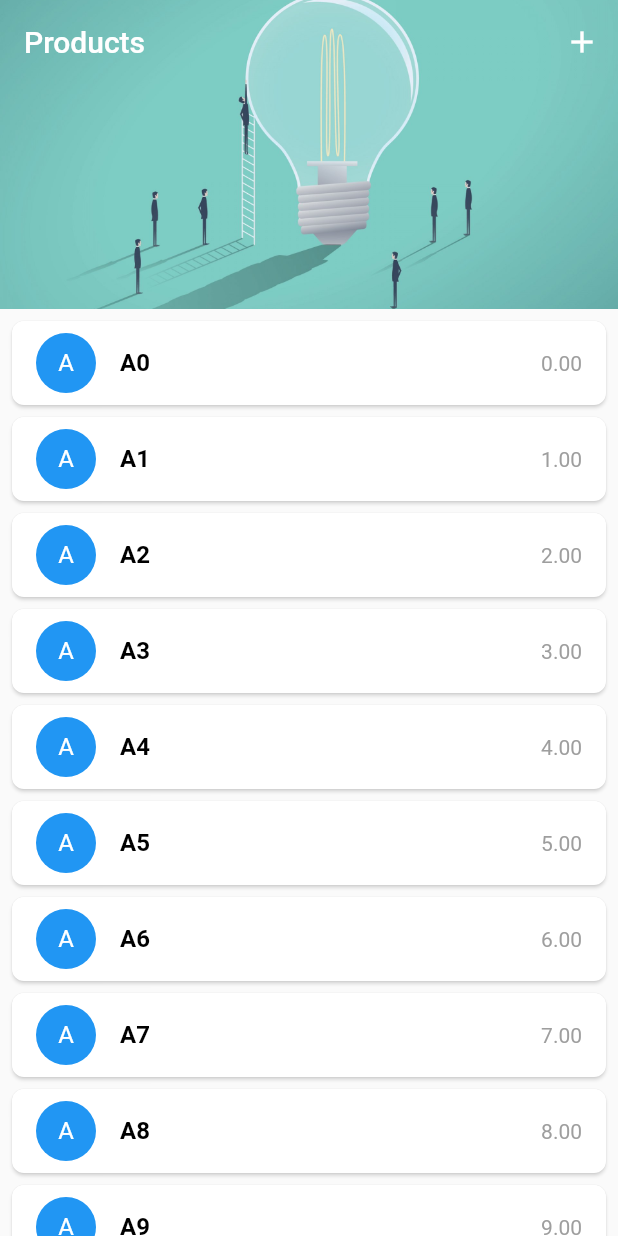
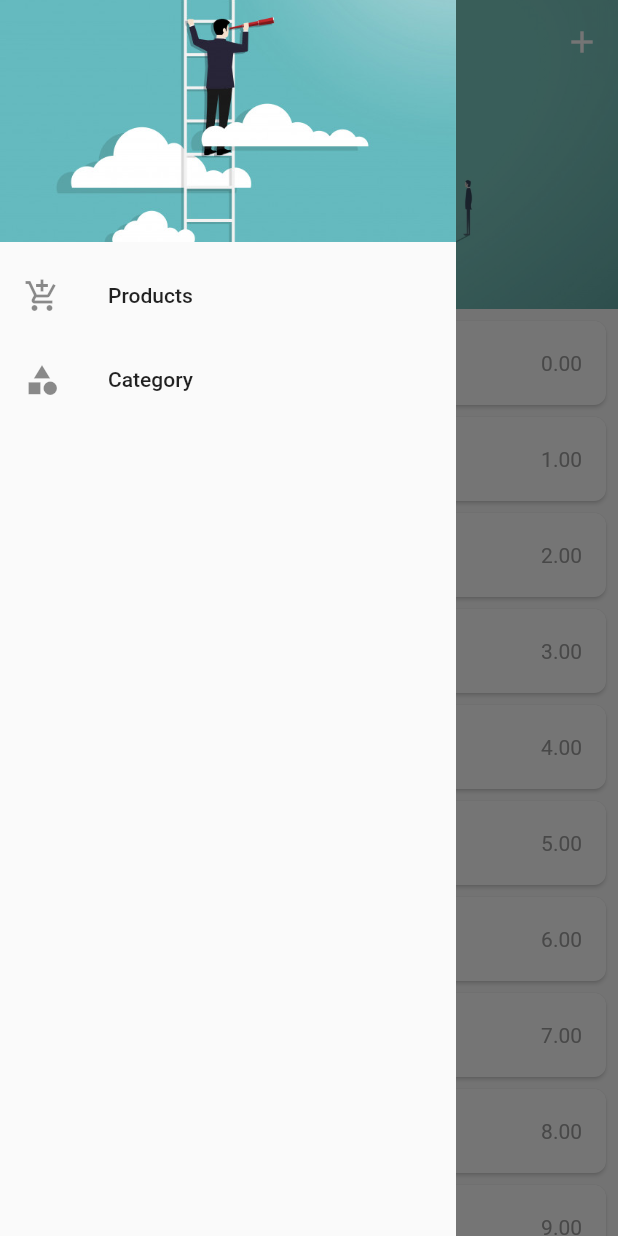
Before and after one commit to naing-pyae-hlyan/products, a Flutter app: the screen it shows after launch, with the side drawer open (before the commit the screen has no drawer), on a phone screen of 412 x 824 dp. Run offline on Flutter 3.47's test engine with Material 2 defaults, Android fonts, the phone set to English and light mode, and no system bars.

Commit message:
drawer added

```diff
--- /dev/null
+++ b/lib/enum/app_enum.dart
@@ -0,0 +1,4 @@
+enum AppStateEnum {
+  PRODUCT,
+  CATEGORY
+}
--- a/lib/export.dart
+++ b/lib/export.dart
@@ -1,4 +1,7 @@
 // screens
+export 'package:products_app/screens/product_screen.dart';
+export 'package:products_app/screens/drawer_screen.dart';
+export 'package:products_app/screens/category_screen.dart';
 export 'package:products_app/screens/home_screen.dart';
 
 // models
@@ -11,7 +14,8 @@ export 'package:products_app/utils/themes_color.dart';
 
 // widgets
 export 'package:products_app/widgets/products_bottom_sheet.dart';
+export 'package:products_app/widgets/bottom_sheet_items.dart';
 export 'package:products_app/widgets/round_button.dart';
-export 'package:products_app/widgets/drop_down_category.dart';
-export 'package:products_app/widgets/product_text_field.dart';
-export 'package:products_app/widgets/bottom_sheet_items.dart';
+
+// enum
+export 'package:products_app/enum/app_enum.dart';
--- a/lib/main.dart
+++ b/lib/main.dart
@@ -1,4 +1,7 @@
 import 'package:flutter/material.dart';
+import 'package:products_app/providers/drawer_provider.dart';
+import 'package:products_app/screens/home_screen.dart';
+import 'package:provider/provider.dart';
 import 'export.dart';
 
 void main() {
@@ -8,7 +11,13 @@ void main() {
 class MyApp extends StatelessWidget {
   @override
   Widget build(BuildContext context) {
-    return MaterialApp(
+    return MultiProvider(
+      providers: [
+        ChangeNotifierProvider(
+          create: (_) => DrawerProvider(AppStateEnum.PRODUCT),
+        )
+      ],
+      child: MaterialApp(
         debugShowCheckedModeBanner: false,
         title: 'Products',
         theme: ThemeData(
@@ -16,6 +25,7 @@ class MyApp extends StatelessWidget {
           visualDensity: VisualDensity.adaptivePlatformDensity,
         ),
         home: HomeScreen(),
+      ),
     );
   }
 }
--- /dev/null
+++ b/lib/providers/drawer_provider.dart
@@ -0,0 +1,14 @@
+import 'package:flutter/foundation.dart';
+import 'package:products_app/export.dart';
+
+class DrawerProvider with ChangeNotifier{
+  AppStateEnum _appStateEnum;
+  DrawerProvider(this._appStateEnum);
+
+  void change({AppStateEnum enumState}){
+    _appStateEnum = enumState;
+    notifyListeners();
+  }
+
+  get getState => this._appStateEnum;
+}
--- /dev/null
+++ b/lib/screens/drawer_screen.dart
@@ -0,0 +1,43 @@
+import 'package:flutter/material.dart';
+import 'package:products_app/export.dart';
+import 'package:products_app/providers/drawer_provider.dart';
+import 'package:provider/provider.dart';
+
+class DrawerScreen extends StatelessWidget {
+  @override
+  Widget build(BuildContext context) {
+    final drawerProvider = Provider.of<DrawerProvider>(context, listen: false);
+
+    return Drawer(
+      elevation: 0,
+      child: ListView(
+        children: [
+          DrawerHeader(
+            decoration: BoxDecoration(color: ThemesColor.primaryColor,
+            image: DecorationImage(
+              fit: BoxFit.cover,
+              image: ExactAssetImage('assets/images/drawer_image.jpg')
+            )),
+            child: Container(),
+          ),
+          ListTile(
+            title: Text('Products'),
+            leading: Icon(Icons.add_shopping_cart),
+            onTap: () {
+              drawerProvider.change(enumState: AppStateEnum.PRODUCT);
+              Navigator.pop(context);
+            },
+          ),
+          ListTile(
+            title: Text('Category'),
+            leading: Icon(Icons.category),
+            onTap: () {
+              drawerProvider.change(enumState: AppStateEnum.CATEGORY);
+              Navigator.pop(context);
+            },
+          )
+        ],
+      ),
+    );
+  }
+}
--- a/lib/screens/home_screen.dart
+++ b/lib/screens/home_screen.dart
@@ -1,80 +1,27 @@
 import 'package:flutter/material.dart';
+import 'package:products_app/enum/app_enum.dart';
 import 'package:products_app/export.dart';
+import 'package:products_app/providers/drawer_provider.dart';
+import 'package:provider/provider.dart';
 
 class HomeScreen extends StatelessWidget {
   @override
   Widget build(BuildContext context) {
     return Scaffold(
-      body: CustomScrollView(
-        slivers: <Widget>[_sliverAppBar(context), _sliverListWidget(context)],
-      ),
-    );
-  }
+      drawer: DrawerScreen(),
+      body: Consumer<DrawerProvider>(
+        builder: (context, drawerProvider, child) {
+          Widget body;
+          switch (drawerProvider.getState) {
+            case AppStateEnum.PRODUCT:
+              body = ProductScreen();
+              break;
 
-  Widget _sliverAppBar(BuildContext context) {
-    return SliverAppBar(
-      title: Text('Products', style: TextStyle(color: Colors.white)),
-      centerTitle: false,
-      expandedHeight: MediaQuery.of(context).size.height / 4,
-      flexibleSpace: FlexibleSpaceBar(
-        background:
-            Image.asset('assets/images/products_image.jpg', fit: BoxFit.cover),
-      ),
-      actions: [
-        IconButton(
-          icon: Icon(Icons.add, color: Colors.white),
-          onPressed: () {
-            productsBottomSheet(context);
-          },
-        )
-      ],
-    );
-  }
-
-  Widget _sliverListWidget(BuildContext context) {
-    List<Products> products = new List<Products>();
-
-    for (int i = 0; i < 12; i++) {
-      Products product = Products(productName: 'A$i', productPrice: '$i.00');
-      products.add(product);
-    }
-
-    return new SliverList(
-      delegate:
-          new SliverChildBuilderDelegate((BuildContext context, int index) {
-        return _listTiles(context, products, index);
-      }, childCount: products.length),
-    );
-  }
-
-  Widget _listTiles(BuildContext context, List<Products> products, int index) {
-    return Card(
-      margin: const EdgeInsets.only(left: 8.0, top: 8.0, right: 8.0),
-      shadowColor: Colors.grey[200],
-      shape: RoundedRectangleBorder(
-        borderRadius: BorderRadius.circular(8.0),
-      ),
-      child: ListTile(
-        leading: CircleAvatar(
-          backgroundColor: Colors.blue,
-          child: Text('${products[index].productName[0]}'.toUpperCase(),
-              style: TextStyle(
-                  color: Colors.white, fontSize: TextUtils.titleText)),
-        ),
-        title: Text(
-          products[index].productName,
-          style: TextStyle(
-              color: Colors.black,
-              fontWeight: FontWeight.bold,
-              fontSize: TextUtils.titleText),
-        ),
-        trailing: Text(
-          products[index].productPrice,
-          style: TextStyle(color: Colors.grey, fontSize: TextUtils.contextText),
-        ),
-        onTap: () {
-          // TODO show items details
-          print('${products[index].productName}');
+            case AppStateEnum.CATEGORY:
+              body = CategoryScreen();
+              break;
+          }
+          return body;
         },
       ),
     );
--- /dev/null
+++ b/lib/screens/product_screen.dart
@@ -0,0 +1,83 @@
+import 'package:flutter/material.dart';
+import 'package:products_app/export.dart';
+
+class ProductScreen extends StatelessWidget {
+  @override
+  Widget build(BuildContext context) {
+    return Scaffold(
+      body: CustomScrollView(
+        slivers: <Widget>[_sliverAppBar(context), _sliverListWidget(context)],
+      ),
+      drawer: DrawerScreen(),
+    );
+  }
+
+  Widget _sliverAppBar(BuildContext context) {
+    return SliverAppBar(
+      title: Text('Products', style: TextStyle(color: Colors.white)),
+      centerTitle: false,
+      expandedHeight: MediaQuery.of(context).size.height / 4,
+      flexibleSpace: FlexibleSpaceBar(
+        background:
+            Image.asset('assets/images/products_image.jpg', fit: BoxFit.cover),
+      ),
+      actions: [
+        IconButton(
+          icon: Icon(Icons.add, color: Colors.white),
+          onPressed: () {
+            productsBottomSheet(context);
+          },
+        )
+      ],
+    );
+  }
+
+  Widget _sliverListWidget(BuildContext context) {
+    List<Products> products = new List<Products>();
+
+    for (int i = 0; i < 12; i++) {
+      Products product = Products(productName: 'A$i', productPrice: '$i.00');
+      products.add(product);
+    }
+
+    return new SliverList(
+      delegate:
+          new SliverChildBuilderDelegate((BuildContext context, int index) {
+        return _listTiles(context, products, index);
+      }, childCount: products.length),
+    );
+  }
+
+  Widget _listTiles(BuildContext context, List<Products> products, int index) {
+    return Card(
+      margin: const EdgeInsets.only(left: 8.0, top: 8.0, right: 8.0),
+      shadowColor: Colors.grey[200],
+      shape: RoundedRectangleBorder(
+        borderRadius: BorderRadius.circular(8.0),
+      ),
+      child: ListTile(
+        leading: CircleAvatar(
+          backgroundColor: Colors.blue,
+          child: Text('${products[index].productName[0]}'.toUpperCase(),
+              style: TextStyle(
+                  color: Colors.white, fontSize: TextUtils.titleText)),
+        ),
+        title: Text(
+          products[index].productName,
+          style: TextStyle(
+              color: Colors.black,
+              fontWeight: FontWeight.bold,
+              fontSize: TextUtils.titleText),
+        ),
+        trailing: Text(
+          products[index].productPrice,
+          style: TextStyle(color: Colors.grey, fontSize: TextUtils.contextText),
+        ),
+        onTap: () {
+          // TODO show items details
+          print('${products[index].productName}');
+        },
+      ),
+    );
+  }
+}
--- a/pubspec.yaml
+++ b/pubspec.yaml
@@ -28,6 +28,8 @@ dependencies:
   # The following adds the Cupertino Icons font to your application.
   # Use with the CupertinoIcons class for iOS style icons.
   cupertino_icons: ^0.1.3
+
+  provider: ^4.3.2+2
 
 dev_dependencies:
   flutter_test:
```
Also changed, not shown: lib/screens/category_screen.dart (added, +12 -0 lines), lib/widgets/drop_down_category.dart (deleted, +0 -34 lines), lib/widgets/product_text_field.dart (deleted, +0 -40 lines), assets/images/drawer_image.jpg (added), pubspec.lock. Lines whose indentation alone changed are shown as unchanged.
